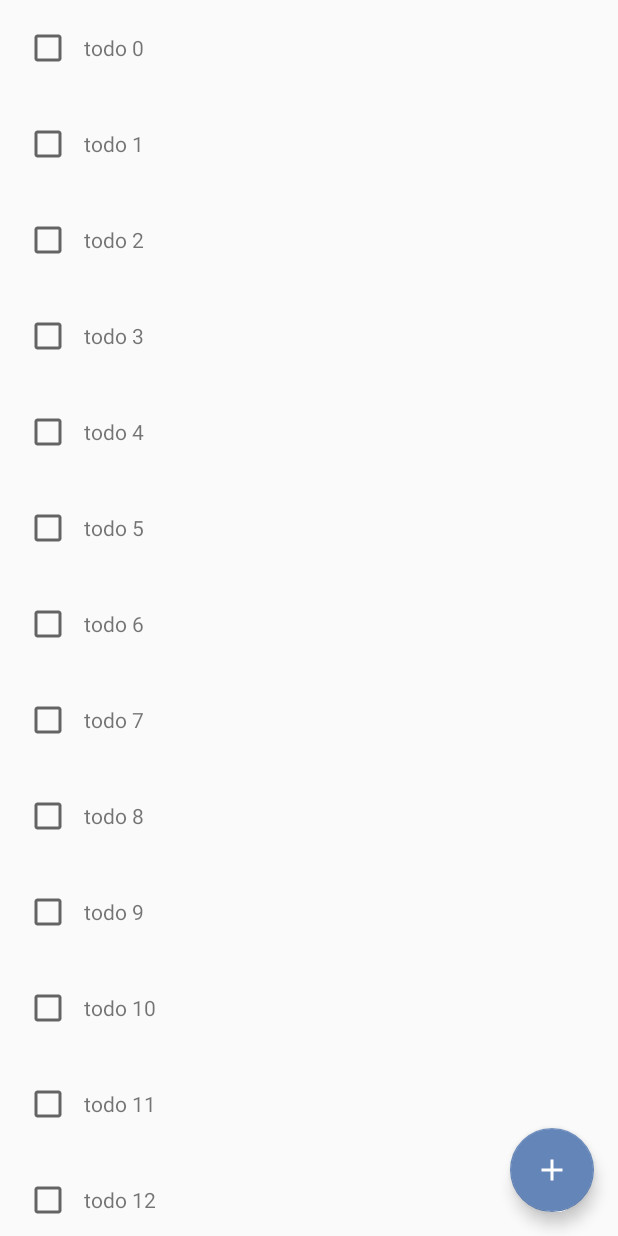
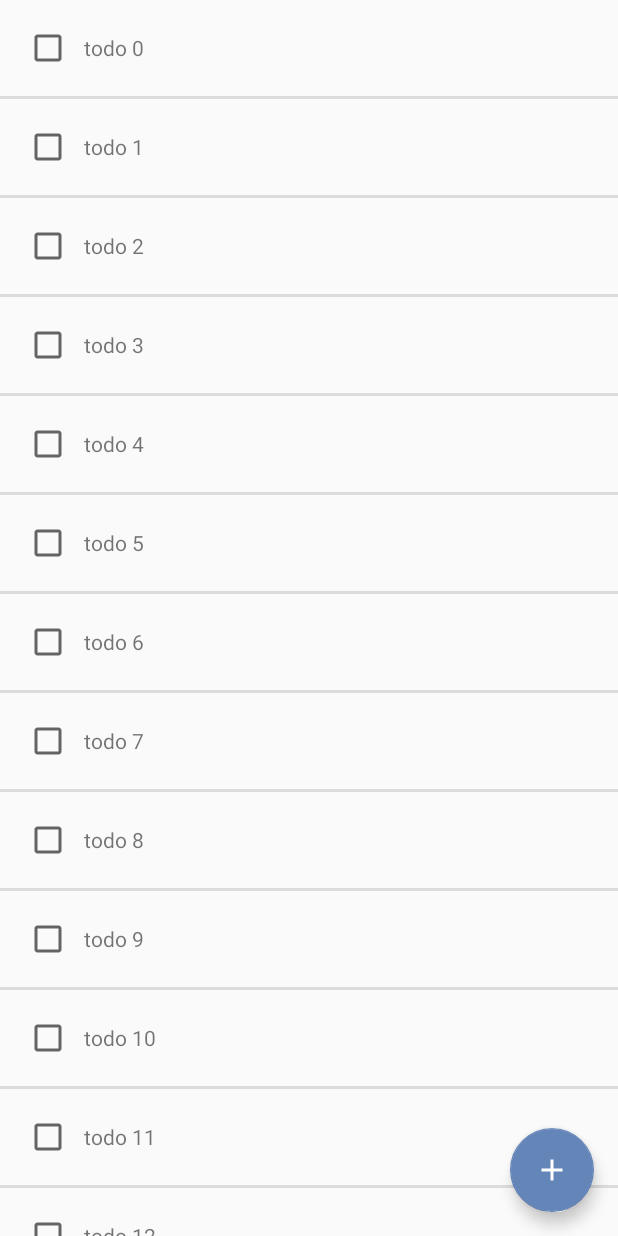
Before and after one commit to jm-yu/myToDoList-Refactored, an Android app: the screen it shows after launch (MainActivity), on a phone screen of 412 x 824 dp. Run offline under Robolectric (Android 15) with nearby library versions, the phone set to English and light mode, and no system bars.

```diff
--- a/app/build.gradle
+++ b/app/build.gradle
@@ -1,7 +1,7 @@
 apply plugin: 'com.android.application'
 
 android {
-    compileSdkVersion 26
+    compileSdkVersion 27
     defaultConfig {
         applicationId "jmyu.ufl.edu.mytodolist"
         minSdkVersion 15
@@ -24,9 +24,9 @@ android {
 
 dependencies {
     implementation fileTree(include: ['*.jar'], dir: 'libs')
-    implementation 'com.android.support:appcompat-v7:26.1.0'
+    implementation 'com.android.support:appcompat-v7:27.0.2'
     implementation 'com.android.support.constraint:constraint-layout:1.0.2'
-    implementation 'com.android.support:design:26.1.0'
+    implementation 'com.android.support:design:27.0.2'
     testImplementation 'junit:junit:4.12'
     androidTestImplementation 'com.android.support.test:runner:1.0.1'
     androidTestImplementation 'com.android.support.test.espresso:espresso-core:3.0.1'
--- a/app/src/main/java/jmyu/ufl/edu/mytodolist/MainActivity.java
+++ b/app/src/main/java/jmyu/ufl/edu/mytodolist/MainActivity.java
@@ -11,6 +11,7 @@ import android.view.View;
 import android.view.Menu;
 import android.view.MenuItem;
 import android.widget.LinearLayout;
+import android.widget.ListView;
 import android.widget.TextView;
 import android.widget.Toast;
 
@@ -30,14 +31,12 @@ public class MainActivity extends AppCompatActivity {
         setupUI(mockData());
     }
     private void setupUI(@NonNull List<Todo> todos) {
-        LinearLayout linearLayout = (LinearLayout) findViewById(R.id.main_list_container);
-        TodoListConverter converter = new TodoListConverter(MainActivity.this, todos);
+        ListView listView = (ListView) findViewById(R.id.main_list_view);
 
+        TodoListAdapter adapter = new TodoListAdapter(MainActivity.this, todos);
 
-        for (int i = 0; i < todos.size(); ++i) {
-            View view = converter.getView(i);
-            linearLayout.addView(view);
-        }
+        listView.setAdapter(adapter);
+
     }
 
     private List<Todo> mockData() {
--- /dev/null
+++ b/app/src/main/java/jmyu/ufl/edu/mytodolist/TodoListAdapter.java
@@ -0,0 +1,53 @@
+package jmyu.ufl.edu.mytodolist;
+
+import android.content.Context;
+import android.view.LayoutInflater;
+import android.view.View;
+import android.view.ViewGroup;
+import android.widget.BaseAdapter;
+import android.widget.TextView;
+
+import java.util.List;
+
+import jmyu.ufl.edu.mytodolist.models.Todo;
+
+/**
+ * Created by jmyu on 2/19/18.
+ */
+
+public class TodoListAdapter extends BaseAdapter{
+
+    private Context context;
+    private List<Todo> data;
+
+    public TodoListAdapter(Context context, List<Todo> todos){
+        this.context = context;
+        this.data = todos;
+    }
+    @Override
+    public int getCount() {
+        return data.size();
+    }
+
+    @Override
+    public Object getItem(int i) {
+        return data.get(i);
+    }
+
+    @Override
+    public long getItemId(int i) {
+        return i;
+    }
+
+    @Override
+    public View getView(int i, View convertView, ViewGroup viewGroup) {
+
+        View view = LayoutInflater.from(this.context).inflate(R.layout.main_list_item, viewGroup, false);
+
+        Todo todo = data.get(i);
+
+        ((TextView)view.findViewById(R.id.main_list_item_text)).setText(todo.text);
+
+        return view;
+    }
+}
--- a/app/src/main/java/jmyu/ufl/edu/mytodolist/TodoListConverter.java
+++ /dev/null
@@ -1,33 +0,0 @@
-package jmyu.ufl.edu.mytodolist;
-
-import android.content.Context;
-import android.support.annotation.NonNull;
-import android.view.LayoutInflater;
-import android.view.View;
-import android.widget.TextView;
-
-import jmyu.ufl.edu.mytodolist.models.Todo;
-
-import java.util.List;
-
-/**
- * Created by jmyu on 2/18/18.
- */
-
-public class TodoListConverter {
-    private Context context;
-    private List<Todo> data;
-
-    public TodoListConverter(@NonNull Context context, List<Todo> data) {
-        this.context = context;
-        this.data = data;
-    }
-
-    public View getView(int position) {
-        View view = LayoutInflater.from(this.context).inflate(R.layout.main_list_item, null);
-        Todo todo = data.get(position);
-
-        ((TextView)view.findViewById(R.id.main_list_item_text)).setText(todo.text);
-        return view;
-    }
-}
--- a/app/src/main/res/layout/activity_main.xml
+++ b/app/src/main/res/layout/activity_main.xml
@@ -1,21 +1,17 @@
 <?xml version="1.0" encoding="utf-8"?>
-<android.support.design.widget.CoordinatorLayout xmlns:android="http://schemas.android.com/apk/res/android"
+<android.support.design.widget.CoordinatorLayout
+    xmlns:android="http://schemas.android.com/apk/res/android"
     xmlns:tools="http://schemas.android.com/tools"
     android:layout_width="match_parent"
     android:layout_height="match_parent"
     tools:context="jmyu.ufl.edu.mytodolist.MainActivity">
 
-    <ScrollView
+    <ListView
         android:layout_width="match_parent"
-        android:layout_height="match_parent">
+        android:layout_height="match_parent"
+        android:id="@+id/main_list_view"
+        android:dividerHeight="@dimen/list_divider_height"/>
 
-        <LinearLayout
-            android:id="@+id/main_list_container"
-            android:layout_width="match_parent"
-            android:layout_height="wrap_content"
-            android:orientation="vertical"/>
-
-    </ScrollView>
     <android.support.design.widget.FloatingActionButton
         android:id="@+id/fab"
         android:layout_width="wrap_content"
--- a/app/src/main/res/values/dimens.xml
+++ b/app/src/main/res/values/dimens.xml
@@ -1,4 +1,5 @@
 <resources>
     <dimen name="fab_margin">16dp</dimen>
     <dimen name="normal_padding">16dp</dimen>
+    <dimen name="list_divider_height">2dp</dimen>
 </resources>
```
